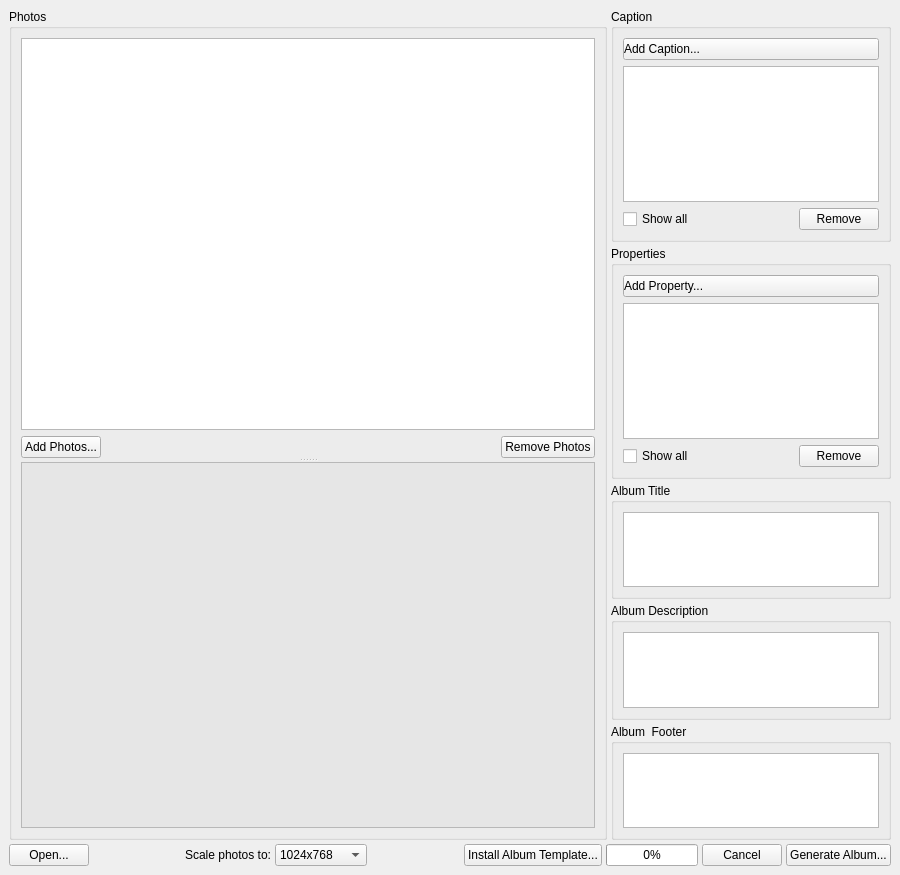
Qt form tools/AlbumGeneratorUI.ui (rdegraaf/dyphal) before a commit.
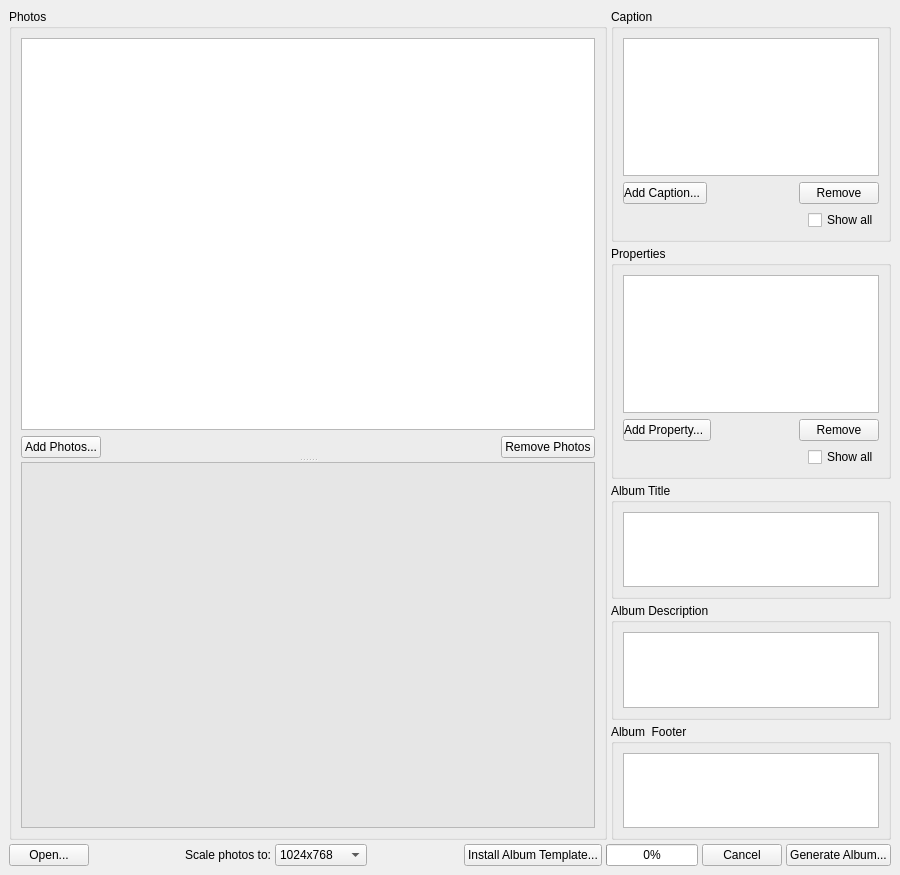
The same form after that commit. Icons and pictures are not drawn.

Diff of the .ui file:
```diff
--- a/tools/AlbumGeneratorUI.ui
+++ b/tools/AlbumGeneratorUI.ui
@@ -167,25 +167,7 @@
           <property name="title">
            <string>Caption</string>
           </property>
-          <layout class="QVBoxLayout" name="verticalLayout" stretch="0,1,0">
-           <item>
-            <widget class="QPushButton" name="addCaptionButton">
-             <property name="toolTip">
-              <string>Add a field to the photos' captions.</string>
-             </property>
-             <property name="styleSheet">
-              <string notr="true">QPushButton{text-align: left;} QPushButton::menu-indicator{subcontrol-position: right center; left: -10px;}</string>
-             </property>
-             <property name="text">
-              <string>Add Caption...</string>
-             </property>
-             <property name="icon">
-              <iconset theme="list-add">
-               <normaloff/>
-              </iconset>
-             </property>
-            </widget>
-           </item>
+          <layout class="QVBoxLayout" name="verticalLayout" stretch="1,0,0">
            <item>
             <widget class="QListWidget" name="captionsList">
              <property name="toolTip">
@@ -205,12 +187,20 @@
            <item>
             <layout class="QHBoxLayout" name="horizontalLayout_2" stretch="0,1,0">
              <item>
-              <widget class="QCheckBox" name="showAllCaptionsFlag">
+              <widget class="QPushButton" name="addCaptionButton">
                <property name="toolTip">
-                <string>Show all caption fields, not just the ones present in every selected photo.</string>
+                <string>Add a field to the photos' captions.</string>
+               </property>
+               <property name="styleSheet">
+                <string notr="true">QPushButton{text-align: left;} QPushButton::menu-indicator{subcontrol-position: right center; left: -10px;}</string>
                </property>
                <property name="text">
-                <string>Show all</string>
+                <string>Add Caption...</string>
+               </property>
+               <property name="icon">
+                <iconset theme="list-add">
+                 <normaloff/>
+                </iconset>
                </property>
               </widget>
              </item>
@@ -244,6 +234,33 @@
              </item>
             </layout>
            </item>
+           <item>
+            <layout class="QHBoxLayout" name="horizontalLayout_7">
+             <item>
+              <spacer name="horizontalSpacer_4">
+               <property name="orientation">
+                <enum>Qt::Horizontal</enum>
+               </property>
+               <property name="sizeHint" stdset="0">
+                <size>
+                 <width>40</width>
+                 <height>20</height>
+                </size>
+               </property>
+              </spacer>
+             </item>
+             <item>
+              <widget class="QCheckBox" name="showAllCaptionsFlag">
+               <property name="toolTip">
+                <string>Show all caption fields, not just the ones present in every selected photo.</string>
+               </property>
+               <property name="text">
+                <string>Show all</string>
+               </property>
+              </widget>
+             </item>
+            </layout>
+           </item>
           </layout>
          </widget>
         </item>
@@ -252,25 +269,7 @@
           <property name="title">
            <string>Properties</string>
           </property>
-          <layout class="QVBoxLayout" name="verticalLayout_3" stretch="0,1,0">
-           <item>
-            <widget class="QPushButton" name="addPropertyButton">
-             <property name="toolTip">
-              <string>Add a field to the photos' properties.</string>
-             </property>
-             <property name="styleSheet">
-              <string notr="true">QPushButton{text-align: left;} QPushButton::menu-indicator{subcontrol-position: right center; left: -10px;} QMenu {menu-scrollable: 1;}</string>
-             </property>
-             <property name="text">
-              <string>Add Property...</string>
-             </property>
-             <property name="icon">
-              <iconset theme="list-add">
-               <normaloff/>
-              </iconset>
-             </property>
-            </widget>
-           </item>
+          <layout class="QVBoxLayout" name="verticalLayout_3" stretch="1,0,0">
            <item>
             <widget class="QListWidget" name="propertiesList">
              <property name="toolTip">
@@ -290,12 +289,20 @@
            <item>
             <layout class="QHBoxLayout" name="horizontalLayout_3" stretch="0,1,0">
              <item>
-              <widget class="QCheckBox" name="showAllPropertiesFlag">
+              <widget class="QPushButton" name="addPropertyButton">
                <property name="toolTip">
-                <string>Show all property fields, not just the ones present in every selected photo.</string>
+                <string>Add a field to the photos' properties.</string>
+               </property>
+               <property name="styleSheet">
+                <string notr="true">QPushButton{text-align: left;} QPushButton::menu-indicator{subcontrol-position: right center; left: -10px;} QMenu {menu-scrollable: 1;}</string>
                </property>
                <property name="text">
-                <string>Show all</string>
+                <string>Add Property...</string>
+               </property>
+               <property name="icon">
+                <iconset theme="list-add">
+                 <normaloff/>
+                </iconset>
                </property>
               </widget>
              </item>
@@ -329,6 +336,33 @@
              </item>
             </layout>
            </item>
+           <item>
+            <layout class="QHBoxLayout" name="horizontalLayout_6">
+             <item>
+              <spacer name="horizontalSpacer_3">
+               <property name="orientation">
+                <enum>Qt::Horizontal</enum>
+               </property>
+               <property name="sizeHint" stdset="0">
+                <size>
+                 <width>40</width>
+                 <height>20</height>
+                </size>
+               </property>
+              </spacer>
+             </item>
+             <item>
+              <widget class="QCheckBox" name="showAllPropertiesFlag">
+               <property name="toolTip">
+                <string>Show all property fields, not just the ones present in every selected photo.</string>
+               </property>
+               <property name="text">
+                <string>Show all</string>
+               </property>
+              </widget>
+             </item>
+            </layout>
+           </item>
           </layout>
          </widget>
         </item>
```
